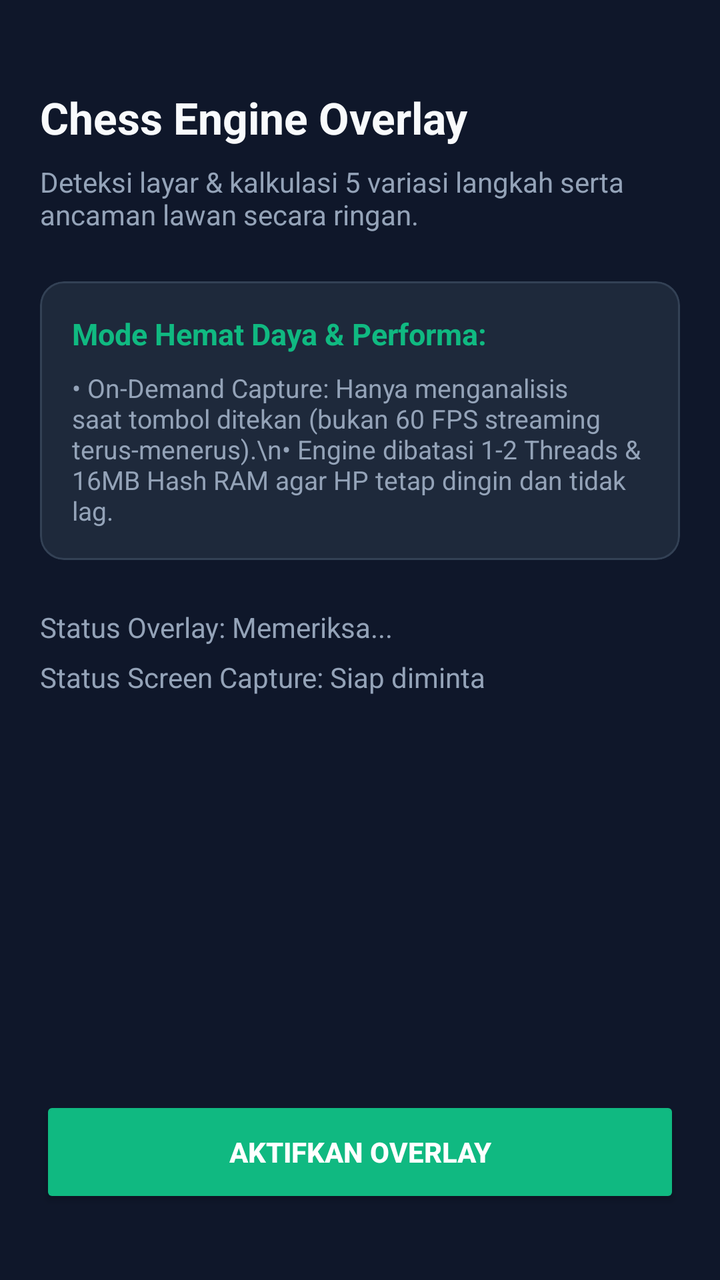
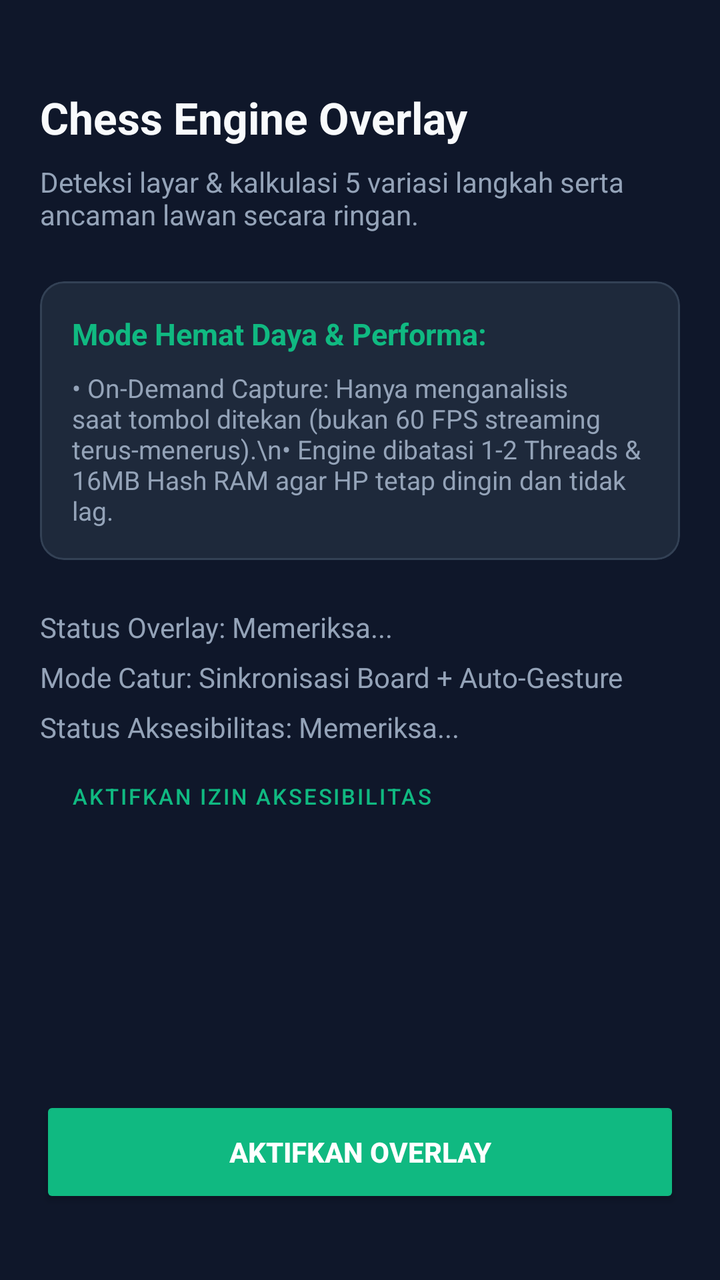

Compare the two renders of this Android layout. The source of the first and the diff that turns it into the second are given below.
<!-- AndroidManifest.xml: activity theme Theme.ChessOverlay -->
<!-- res/layout/activity_main.xml -->
<?xml version="1.0" encoding="utf-8"?>
<LinearLayout xmlns:android="http://schemas.android.com/apk/res/android"
    xmlns:app="http://schemas.android.com/apk/res-auto"
    android:layout_width="match_parent"
    android:layout_height="match_parent"
    android:orientation="vertical"
    android:padding="20dp"
    android:background="@color/background">

    <TextView
        android:layout_width="wrap_content"
        android:layout_height="wrap_content"
        android:text="@string/title_app"
        android:textColor="@color/text_primary"
        android:textSize="22sp"
        android:textStyle="bold"
        android:layout_marginTop="24dp" />

    <TextView
        android:layout_width="wrap_content"
        android:layout_height="wrap_content"
        android:text="@string/desc_app"
        android:textColor="@color/text_secondary"
        android:textSize="14sp"
        android:layout_marginTop="8dp" />

    
    <com.google.android.material.card.MaterialCardView
        android:layout_width="match_parent"
        android:layout_height="wrap_content"
        android:layout_marginTop="24dp"
        app:cardBackgroundColor="@color/surface"
        app:cardCornerRadius="12dp"
        app:cardElevation="0dp"
        app:strokeWidth="1dp"
        app:strokeColor="#334155">

        <LinearLayout
            android:layout_width="match_parent"
            android:layout_height="wrap_content"
            android:orientation="vertical"
            android:padding="16dp">

            <TextView
                android:layout_width="wrap_content"
                android:layout_height="wrap_content"
                android:text="Mode Hemat Daya &amp; Performa:"
                android:textColor="@color/accent"
                android:textStyle="bold"
                android:textSize="15sp" />

            <TextView
                android:layout_width="wrap_content"
                android:layout_height="wrap_content"
                android:text="• On-Demand Capture: Hanya menganalisis saat tombol ditekan (bukan 60 FPS streaming terus-menerus).\n• Engine dibatasi 1-2 Threads &amp; 16MB Hash RAM agar HP tetap dingin dan tidak lag."
                android:textColor="@color/text_secondary"
                android:textSize="13sp"
                android:layout_marginTop="8dp" />
        </LinearLayout>
    </com.google.android.material.card.MaterialCardView>

    
    <LinearLayout
        android:layout_width="match_parent"
        android:layout_height="wrap_content"
        android:orientation="vertical"
        android:layout_marginTop="24dp">

        <TextView
            android:id="@+id/tvOverlayPermissionStatus"
            android:layout_width="wrap_content"
            android:layout_height="wrap_content"
            android:text="Status Overlay: Memeriksa..."
            android:textColor="@color/text_secondary"
            android:textSize="14sp" />

        <TextView
            android:id="@+id/tvCapturePermissionStatus"
            android:layout_width="wrap_content"
            android:layout_height="wrap_content"
            android:text="Status Screen Capture: Siap diminta"
            android:textColor="@color/text_secondary"
            android:textSize="14sp"
            android:layout_marginTop="6dp" />
    </LinearLayout>

    <View
        android:layout_width="match_parent"
        android:layout_height="0dp"
        android:layout_weight="1" />

    <Button
        android:id="@+id/btnToggleService"
        android:layout_width="match_parent"
        android:layout_height="56dp"
        android:text="@string/btn_start_service"
        android:backgroundTint="@color/accent"
        android:textColor="@android:color/white"
        android:textStyle="bold"
        app:cornerRadius="12dp"
        android:layout_marginBottom="16dp" />

</LinearLayout>
<!-- resources referenced by this layout -->
<resources>
  <color name="accent">#10B981</color>
  <color name="background">#0F172A</color>
  <color name="surface">#1E293B</color>
  <color name="text_primary">#F8FAFC</color>
  <color name="text_secondary">#94A3B8</color>
  <string name="btn_start_service">Aktifkan Overlay</string>
  <string name="desc_app">Deteksi layar &amp; kalkulasi 5 variasi langkah serta ancaman lawan secara ringan.</string>
  <string name="title_app">Chess Engine Overlay</string>
  <style name="Theme.ChessOverlay" parent="Theme.MaterialComponents.DayNight.NoActionBar">
          <item name="colorPrimary">@color/primary</item>
          <item name="colorPrimaryVariant">@color/primary_variant</item>
          <item name="colorSecondary">@color/accent</item>
          <item name="android:statusBarColor">@color/primary_variant</item>
          <item name="android:windowBackground">@color/background</item>
      </style>
  <color name="primary">#1E293B</color>
  <color name="primary_variant">#0F172A</color>
</resources>

<!-- the commit's change to res/layout/activity_main.xml (unified diff, before → after) -->
@@ -78,9 +78,28 @@
             android:id="@+id/tvCapturePermissionStatus"
             android:layout_width="wrap_content"
             android:layout_height="wrap_content"
-            android:text="Status Screen Capture: Siap diminta"
+            android:text="Mode Catur: Sinkronisasi Board + Auto-Gesture"
             android:textColor="@color/text_secondary"
             android:textSize="14sp"
+            android:layout_marginTop="6dp" />
+
+        <TextView
+            android:id="@+id/tvAccessibilityStatus"
+            android:layout_width="wrap_content"
+            android:layout_height="wrap_content"
+            android:text="Status Aksesibilitas: Memeriksa..."
+            android:textColor="@color/text_secondary"
+            android:textSize="14sp"
+            android:layout_marginTop="6dp" />
+
+        <Button
+            android:id="@+id/btnAccessibilitySettings"
+            style="@style/Widget.MaterialComponents.Button.OutlinedButton"
+            android:layout_width="wrap_content"
+            android:layout_height="38dp"
+            android:text="Aktifkan Izin Aksesibilitas"
+            android:textColor="@color/accent"
+            android:textSize="11sp"
             android:layout_marginTop="6dp" />
     </LinearLayout>
 
